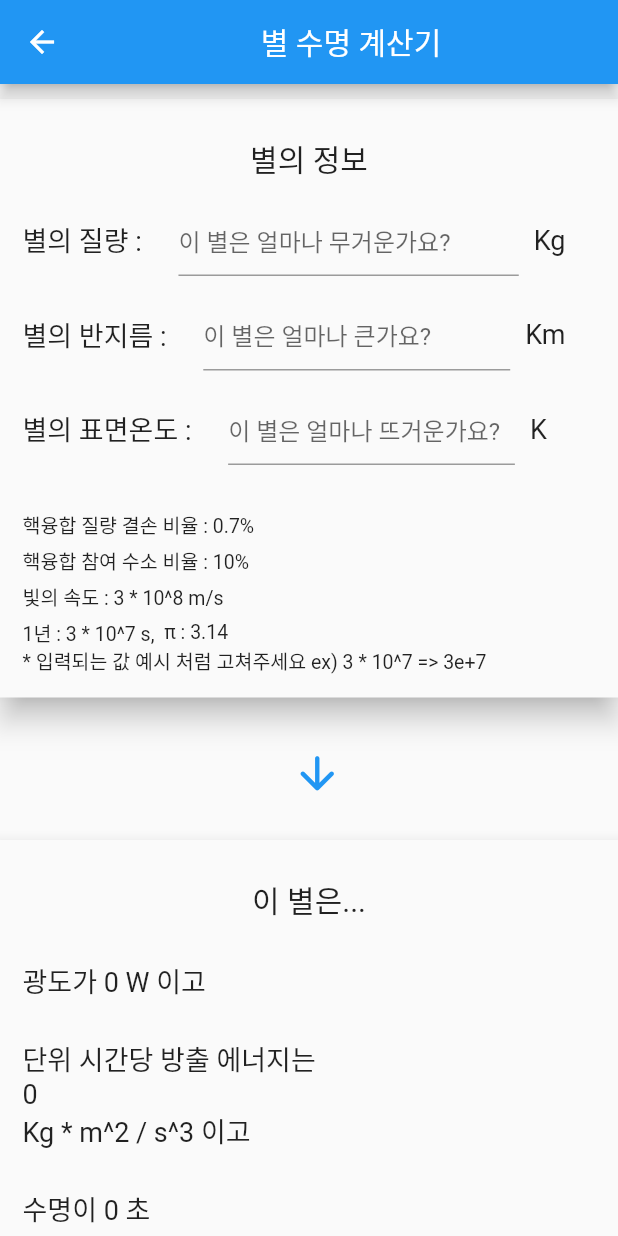
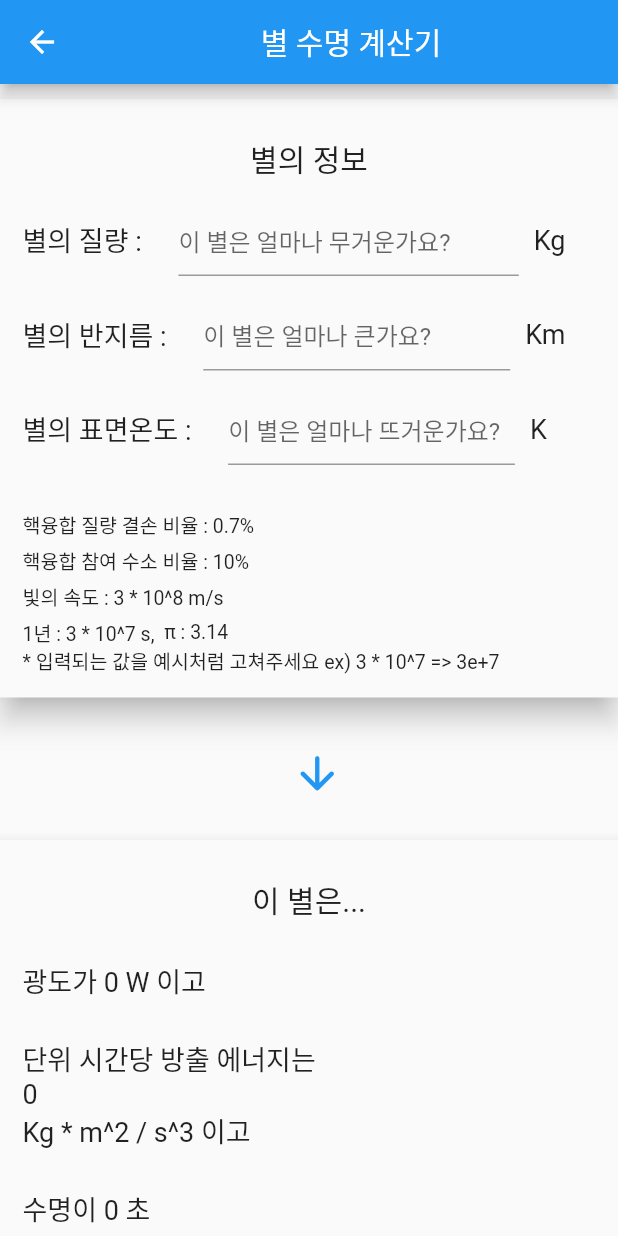
Before and after one commit to jun127/star_life_calculator_for_mobile, a Flutter app: the StarLife screen opened directly, on a phone screen of 412 x 824 dp. Run offline on Flutter 3.47's test engine with Material 2 defaults, Android fonts, the phone set to English and light mode, and no system bars.

Commit message:
스마트폰용 개선1

```diff
--- a/lib/main.dart
+++ b/lib/main.dart
@@ -131,7 +131,7 @@ class _StarLifeState extends State<StarLife> {
 
                       Container(height: 30),
                       Container(child: Column(children: [ Row(children: [Text('핵융합 질량 결손 비율 : 0.7%', style: TextStyle(fontSize: 13))],), Container(height: 5), Row(children: [Text('핵융합 참여 수소 비율 : 10%', style: TextStyle(fontSize: 13))],), Container(height: 5), Row(children: [Text('빛의 속도 : 3 * 10^8 m/s', style: TextStyle(fontSize: 13))],),Container(height: 5), Row(children: [Text('1년 : 3 * 10^7 s,  ', style: TextStyle(fontSize: 13)), Text('π : 3.14', style: TextStyle(fontSize: 13))],)],)),
-                      Row(children: [Text('* 입력되는 값 예시 처럼 고쳐주세요 ex) 3 * 10^7 => 3e+7', style: TextStyle(fontSize: 13)),],),
+                      Row(children: [Text('* 입력되는 값을 예시처럼 고쳐주세요 ex) 3 * 10^7 => 3e+7', style: TextStyle(fontSize: 13)),],),
                     ]
                 )
             ),
```
